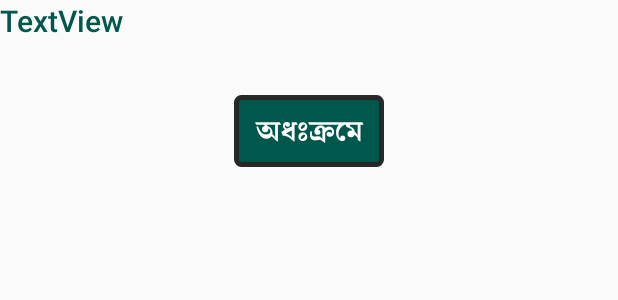
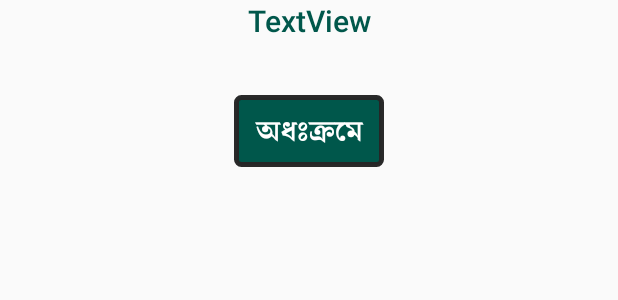
Before and after one commit to masud7866/al_mahmud, an Android app: the layout activity_certificate_detailed.xml on its own in the app's theme, with its tools: preview values and no code run, on a phone screen of 412 x 824 dp. Shown: the top 300 px of the screen. Run offline under Robolectric (Android 15) with nearby library versions, the phone set to English and light mode, and no system bars.

Commit message:
TextAlignment changed in CertificateDetailedView

```diff
--- a/app/src/main/res/layout/activity_certificate_detailed.xml
+++ b/app/src/main/res/layout/activity_certificate_detailed.xml
@@ -16,7 +16,8 @@
         android:layout_alignParentTop="true"
         android:text="TextView"
         android:textAppearance="@style/TextAppearance.AppCompat.Title"
-        android:textColor="@color/colorPrimaryDark" />
+        android:textColor="@color/colorPrimaryDark"
+        android:textAlignment="center"/>
 
     <Button
         android:id="@+id/order"
```
